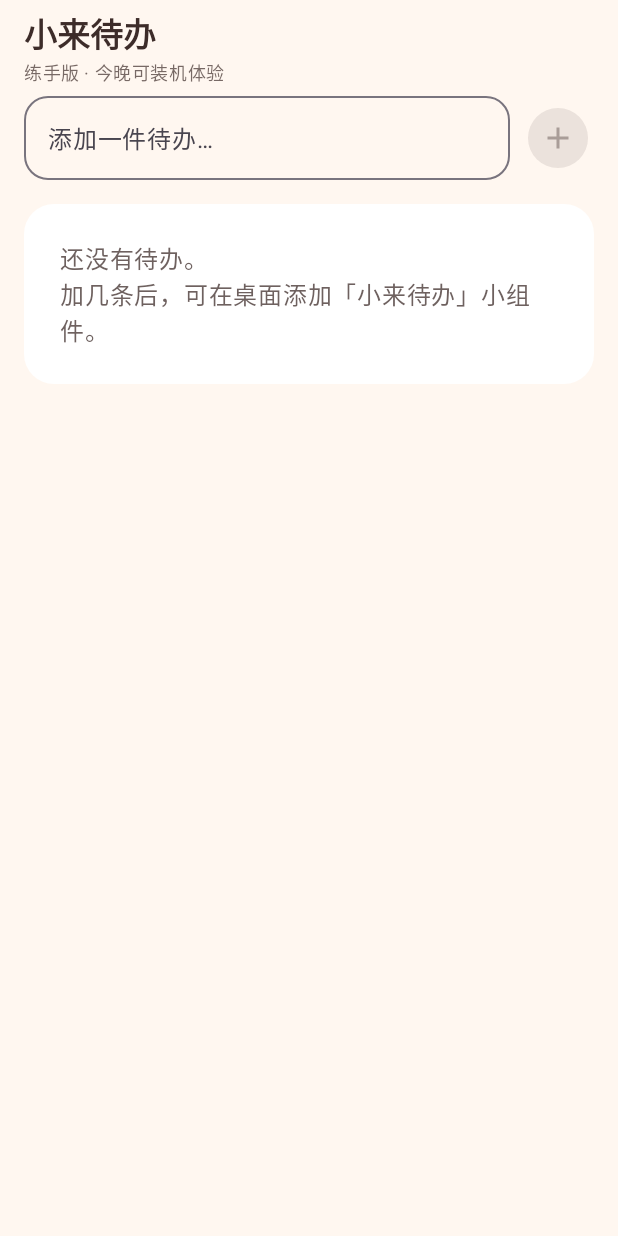
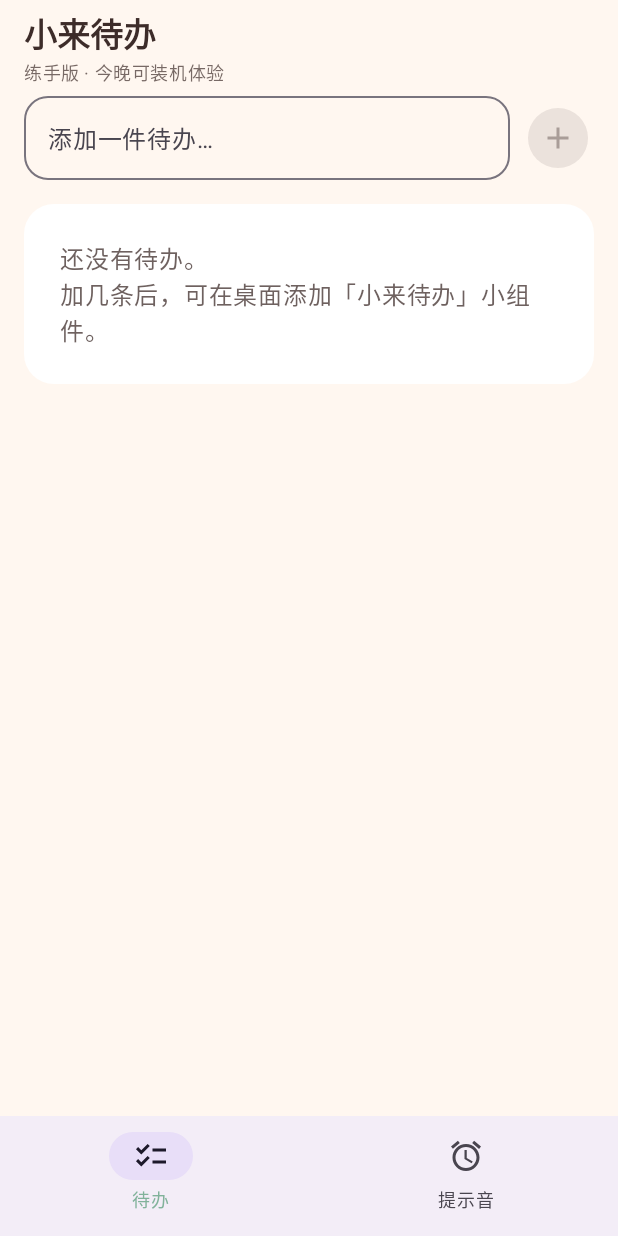
Before and after one commit to YamAiYayA/XiaoLai, an Android app built with Jetpack Compose: the screen it shows after launch (MainActivity), on a phone screen of 412 x 824 dp. Run offline under Robolectric (Android 15) with nearby library versions, the phone set to English and light mode, and no system bars; our stand-ins replace Room's generated code.

Commit message:
Add timer alarm sound test screen
Introduce a bottom-tab tip-tone tester with countdown presets, system
alarm sound, vibration, and high-priority notifications via AlarmClock
so background firing can be verified on device.

```diff
--- a/app/build.gradle.kts
+++ b/app/build.gradle.kts
@@ -13,8 +13,8 @@ android {
         applicationId = "com.xiaolai.todo"
         minSdk = 26
         targetSdk = 35
-        versionCode = 1
-        versionName = "0.1.0"
+        versionCode = 2
+        versionName = "0.2.0"
     }
 
     buildTypes {
--- a/app/src/main/java/com/xiaolai/todo/MainActivity.kt
+++ b/app/src/main/java/com/xiaolai/todo/MainActivity.kt
@@ -8,7 +8,8 @@ import androidx.compose.foundation.layout.fillMaxSize
 import androidx.compose.material3.Surface
 import androidx.compose.ui.Modifier
 import androidx.lifecycle.viewmodel.compose.viewModel
-import com.xiaolai.todo.ui.TodoScreen
+import com.xiaolai.todo.alarm.AlertNotifier
+import com.xiaolai.todo.ui.AppRoot
 import com.xiaolai.todo.ui.TodoViewModel
 import com.xiaolai.todo.ui.theme.XiaoLaiTodoTheme
 
@@ -17,6 +18,7 @@ class MainActivity : ComponentActivity() {
         super.onCreate(savedInstanceState)
         enableEdgeToEdge()
         val app = application as TodoApplication
+        val openTimer = intent?.getBooleanExtra(AlertNotifier.EXTRA_OPEN_TIMER, false) == true
 
         setContent {
             XiaoLaiTodoTheme {
@@ -24,7 +26,10 @@ class MainActivity : ComponentActivity() {
                     val viewModel: TodoViewModel = viewModel(
                         factory = TodoViewModel.Factory(app.repository, applicationContext),
                     )
-                    TodoScreen(viewModel = viewModel)
+                    AppRoot(
+                        todoViewModel = viewModel,
+                        initialTab = if (openTimer) 1 else 0,
+                    )
                 }
             }
         }
--- a/app/src/main/java/com/xiaolai/todo/TodoApplication.kt
+++ b/app/src/main/java/com/xiaolai/todo/TodoApplication.kt
@@ -1,6 +1,7 @@
 package com.xiaolai.todo
 
 import android.app.Application
+import com.xiaolai.todo.alarm.AlertNotifier
 import com.xiaolai.todo.data.TodoDatabase
 import com.xiaolai.todo.data.TodoRepository
 
@@ -12,5 +13,6 @@ class TodoApplication : Application() {
         super.onCreate()
         val db = TodoDatabase.get(this)
         repository = TodoRepository(db.todoDao())
+        AlertNotifier.ensureChannel(this)
     }
 }
--- /dev/null
+++ b/app/src/main/java/com/xiaolai/todo/alarm/AlertNotifier.kt
@@ -0,0 +1,70 @@
+package com.xiaolai.todo.alarm
+
+import android.app.NotificationChannel
+import android.app.NotificationManager
+import android.app.PendingIntent
+import android.content.Context
+import android.content.Intent
+import android.media.AudioAttributes
+import android.media.RingtoneManager
+import android.os.Build
+import androidx.core.app.NotificationCompat
+import androidx.core.app.NotificationManagerCompat
+import com.xiaolai.todo.MainActivity
+import com.xiaolai.todo.R
+
+object AlertNotifier {
+    const val CHANNEL_ID = "xiaolai_alarm_test"
+    const val NOTIFICATION_ID = 1001
+
+    fun ensureChannel(context: Context) {
+        if (Build.VERSION.SDK_INT < Build.VERSION_CODES.O) return
+        val manager = context.getSystemService(NotificationManager::class.java) ?: return
+        val soundUri = RingtoneManager.getDefaultUri(RingtoneManager.TYPE_ALARM)
+        val attrs = AudioAttributes.Builder()
+            .setUsage(AudioAttributes.USAGE_ALARM)
+            .setContentType(AudioAttributes.CONTENT_TYPE_SONIFICATION)
+            .build()
+        val channel = NotificationChannel(
+            CHANNEL_ID,
+            "提示音测试",
+            NotificationManager.IMPORTANCE_HIGH,
+        ).apply {
+            description = "倒计时/闹钟测试通知"
+            setSound(soundUri, attrs)
+            enableVibration(true)
+            vibrationPattern = longArrayOf(0, 400, 200, 400)
+        }
+        manager.createNotificationChannel(channel)
+    }
+
+    fun showFired(context: Context, message: String) {
+        ensureChannel(context)
+        val launch = PendingIntent.getActivity(
+            context,
+            0,
+            Intent(context, MainActivity::class.java).apply {
+                flags = Intent.FLAG_ACTIVITY_SINGLE_TOP or Intent.FLAG_ACTIVITY_CLEAR_TOP
+                putExtra(EXTRA_OPEN_TIMER, true)
+            },
+            PendingIntent.FLAG_UPDATE_CURRENT or PendingIntent.FLAG_IMMUTABLE,
+        )
+
+        val notification = NotificationCompat.Builder(context, CHANNEL_ID)
+            .setSmallIcon(R.drawable.ic_notification)
+            .setContentTitle("小来提示音测试")
+            .setContentText(message)
+            .setPriority(NotificationCompat.PRIORITY_HIGH)
+            .setCategory(NotificationCompat.CATEGORY_ALARM)
+            .setAutoCancel(true)
+            .setContentIntent(launch)
+            .setDefaults(NotificationCompat.DEFAULT_ALL)
+            .build()
+
+        runCatching {
+            NotificationManagerCompat.from(context).notify(NOTIFICATION_ID, notification)
+        }
+    }
+
+    const val EXTRA_OPEN_TIMER = "open_timer_test"
+}
--- /dev/null
+++ b/app/src/main/java/com/xiaolai/todo/ui/AppRoot.kt
@@ -0,0 +1,52 @@
+package com.xiaolai.todo.ui
+
+import androidx.compose.foundation.layout.padding
+import androidx.compose.material.icons.Icons
+import androidx.compose.material.icons.filled.Alarm
+import androidx.compose.material.icons.filled.Checklist
+import androidx.compose.material3.Icon
+import androidx.compose.material3.NavigationBar
+import androidx.compose.material3.NavigationBarItem
+import androidx.compose.material3.Scaffold
+import androidx.compose.material3.Text
+import androidx.compose.runtime.Composable
+import androidx.compose.runtime.getValue
+import androidx.compose.runtime.mutableIntStateOf
+import androidx.compose.runtime.saveable.rememberSaveable
+import androidx.compose.runtime.setValue
+import androidx.compose.ui.Modifier
+
+@Composable
+fun AppRoot(
+    todoViewModel: TodoViewModel,
+    initialTab: Int = 0,
+) {
+    var tab by rememberSaveable { mutableIntStateOf(initialTab) }
+
+    Scaffold(
+        bottomBar = {
+            NavigationBar {
+                NavigationBarItem(
+                    selected = tab == 0,
+                    onClick = { tab = 0 },
+                    icon = { Icon(Icons.Default.Checklist, contentDescription = "待办") },
+                    label = { Text("待办") },
+                )
+                NavigationBarItem(
+                    selected = tab == 1,
+                    onClick = { tab = 1 },
+                    icon = { Icon(Icons.Default.Alarm, contentDescription = "提示音") },
+                    label = { Text("提示音") },
+                )
+            }
+        },
+    ) { padding ->
+        when (tab) {
+            0 -> TodoScreen(
+                viewModel = todoViewModel,
+                modifier = Modifier.padding(padding),
+            )
+            else -> TimerTestScreen(modifier = Modifier.padding(padding))
+        }
+    }
+}
--- a/app/src/main/java/com/xiaolai/todo/ui/TodoScreen.kt
+++ b/app/src/main/java/com/xiaolai/todo/ui/TodoScreen.kt
@@ -52,7 +52,10 @@ import com.xiaolai.todo.data.Todo
 
 @OptIn(ExperimentalMaterial3Api::class)
 @Composable
-fun TodoScreen(viewModel: TodoViewModel) {
+fun TodoScreen(
+    viewModel: TodoViewModel,
+    modifier: Modifier = Modifier,
+) {
     val todos by viewModel.todos.collectAsStateWithLifecycle()
     var draft by rememberSaveable { mutableStateOf("") }
 
@@ -62,6 +65,7 @@ fun TodoScreen(viewModel: TodoViewModel) {
     }
 
     Scaffold(
+        modifier = modifier,
         topBar = {
             TopAppBar(
                 title = {
--- /dev/null
+++ b/app/src/main/res/drawable/ic_notification.xml
@@ -0,0 +1,10 @@
+<?xml version="1.0" encoding="utf-8"?>
+<vector xmlns:android="http://schemas.android.com/apk/res/android"
+    android:width="24dp"
+    android:height="24dp"
+    android:viewportWidth="24"
+    android:viewportHeight="24">
+    <path
+        android:fillColor="#FFFFFF"
+        android:pathData="M12,22a2,2 0,0 0,2 -2h-4a2,2 0,0 0,2 2zM18,16v-5a6,6 0,1 0,-12 0v5l-2,2v1h16v-1l-2,-2z" />
+</vector>
```
Also changed, not shown: app/src/main/AndroidManifest.xml (+14 -0 lines), app/src/main/java/com/xiaolai/todo/alarm/AlertPlayer.kt (added, +73 -0 lines), app/src/main/java/com/xiaolai/todo/alarm/TimerAlarmReceiver.kt (added, +14 -0 lines), app/src/main/java/com/xiaolai/todo/alarm/TimerScheduler.kt (added, +66 -0 lines), app/src/main/java/com/xiaolai/todo/ui/TimerTestScreen.kt (added, +297 -0 lines), 2 other files.
